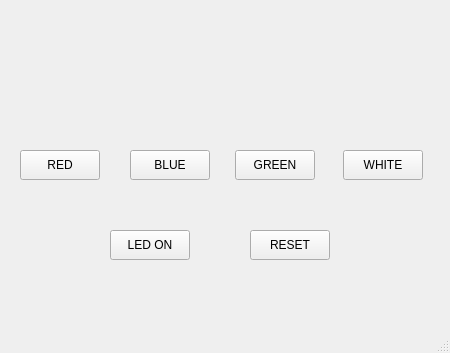
First picture: the form in day07/test01.ui, repository hyeily0627/Basic-openHardware-RPi-2024, before the edit.
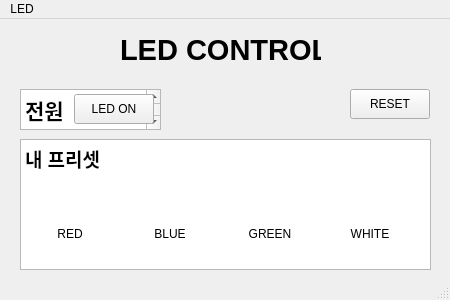
Second picture: the form after the edit. Icons and pictures are not drawn.

```diff
--- a/day07/test01.ui
+++ b/day07/test01.ui
@@ -7,7 +7,7 @@
     <x>0</x>
     <y>0</y>
     <width>450</width>
-    <height>353</height>
+    <height>300</height>
    </rect>
   </property>
   <property name="windowTitle">
@@ -17,8 +17,8 @@
    <widget class="QPushButton" name="Btn_ON">
     <property name="geometry">
      <rect>
-      <x>110</x>
-      <y>230</y>
+      <x>74</x>
+      <y>75</y>
       <width>80</width>
       <height>30</height>
      </rect>
@@ -30,8 +30,8 @@
    <widget class="QPushButton" name="Btn_OFF">
     <property name="geometry">
      <rect>
-      <x>250</x>
-      <y>230</y>
+      <x>350</x>
+      <y>70</y>
       <width>80</width>
       <height>30</height>
      </rect>
@@ -43,8 +43,8 @@
    <widget class="QPushButton" name="Btn_RED">
     <property name="geometry">
      <rect>
-      <x>20</x>
-      <y>150</y>
+      <x>30</x>
+      <y>200</y>
       <width>80</width>
       <height>30</height>
      </rect>
@@ -52,12 +52,15 @@
     <property name="text">
      <string>RED</string>
     </property>
+    <property name="flat">
+     <bool>true</bool>
+    </property>
    </widget>
    <widget class="QPushButton" name="Btn_BLUE">
     <property name="geometry">
      <rect>
       <x>130</x>
-      <y>150</y>
+      <y>200</y>
       <width>80</width>
       <height>30</height>
      </rect>
@@ -65,12 +68,15 @@
     <property name="text">
      <string>BLUE</string>
     </property>
+    <property name="flat">
+     <bool>true</bool>
+    </property>
    </widget>
    <widget class="QPushButton" name="Btn_GREEN">
     <property name="geometry">
      <rect>
-      <x>235</x>
-      <y>150</y>
+      <x>230</x>
+      <y>200</y>
       <width>80</width>
       <height>30</height>
      </rect>
@@ -78,12 +84,15 @@
     <property name="text">
      <string>GREEN</string>
     </property>
+    <property name="flat">
+     <bool>true</bool>
+    </property>
    </widget>
    <widget class="QPushButton" name="Btn_WHITE">
     <property name="geometry">
      <rect>
-      <x>343</x>
-      <y>150</y>
+      <x>330</x>
+      <y>200</y>
       <width>80</width>
       <height>30</height>
      </rect>
@@ -91,7 +100,156 @@
     <property name="text">
      <string>WHITE</string>
     </property>
+    <property name="flat">
+     <bool>true</bool>
+    </property>
    </widget>
+   <widget class="QLabel" name="label">
+    <property name="geometry">
+     <rect>
+      <x>120</x>
+      <y>10</y>
+      <width>201</width>
+      <height>41</height>
+     </rect>
+    </property>
+    <property name="font">
+     <font>
+      <pointsize>22</pointsize>
+      <weight>75</weight>
+      <bold>true</bold>
+     </font>
+    </property>
+    <property name="text">
+     <string>LED CONTROL</string>
+    </property>
+   </widget>
+   <widget class="QTextEdit" name="textEdit_2">
+    <property name="geometry">
+     <rect>
+      <x>20</x>
+      <y>120</y>
+      <width>411</width>
+      <height>131</height>
+     </rect>
+    </property>
+    <property name="html">
+     <string>&lt;!DOCTYPE HTML PUBLIC &quot;-//W3C//DTD HTML 4.0//EN&quot; &quot;http://www.w3.org/TR/REC-html40/strict.dtd&quot;&gt;
+&lt;html&gt;&lt;head&gt;&lt;meta name=&quot;qrichtext&quot; content=&quot;1&quot; /&gt;&lt;style type=&quot;text/css&quot;&gt;
+p, li { white-space: pre-wrap; }
+&lt;/style&gt;&lt;/head&gt;&lt;body style=&quot; font-family:'PibotoLt'; font-size:12pt; font-weight:400; font-style:normal;&quot;&gt;
+&lt;p style=&quot; margin-top:0px; margin-bottom:0px; margin-left:0px; margin-right:0px; -qt-block-indent:0; text-indent:0px;&quot;&gt;&lt;span style=&quot; font-size:14pt; font-weight:600;&quot;&gt;내 프리셋&lt;/span&gt;&lt;/p&gt;&lt;/body&gt;&lt;/html&gt;</string>
+    </property>
+   </widget>
+   <widget class="QTextEdit" name="textEdit">
+    <property name="geometry">
+     <rect>
+      <x>20</x>
+      <y>70</y>
+      <width>141</width>
+      <height>41</height>
+     </rect>
+    </property>
+    <property name="html">
+     <string>&lt;!DOCTYPE HTML PUBLIC &quot;-//W3C//DTD HTML 4.0//EN&quot; &quot;http://www.w3.org/TR/REC-html40/strict.dtd&quot;&gt;
+&lt;html&gt;&lt;head&gt;&lt;meta name=&quot;qrichtext&quot; content=&quot;1&quot; /&gt;&lt;style type=&quot;text/css&quot;&gt;
+p, li { white-space: pre-wrap; }
+&lt;/style&gt;&lt;/head&gt;&lt;body style=&quot; font-family:'PibotoLt'; font-size:12pt; font-weight:400; font-style:normal;&quot;&gt;
+&lt;p style=&quot; margin-top:0px; margin-bottom:0px; margin-left:0px; margin-right:0px; -qt-block-indent:0; text-indent:0px;&quot;&gt;&lt;span style=&quot; font-size:16pt; font-weight:600;&quot;&gt;전원&lt;/span&gt;&lt;/p&gt;&lt;/body&gt;&lt;/html&gt;</string>
+    </property>
+   </widget>
+   <widget class="QLabel" name="label_2">
+    <property name="geometry">
+     <rect>
+      <x>40</x>
+      <y>150</y>
+      <width>61</width>
+      <height>61</height>
+     </rect>
+    </property>
+    <property name="text">
+     <string/>
+    </property>
+    <property name="pixmap">
+     <pixmap>../../../../Downloads/circle.png</pixmap>
+    </property>
+    <property name="scaledContents">
+     <bool>true</bool>
+    </property>
+    <property name="margin">
+     <number>0</number>
+    </property>
+   </widget>
+   <widget class="QLabel" name="label_3">
+    <property name="geometry">
+     <rect>
+      <x>144</x>
+      <y>156</y>
+      <width>51</width>
+      <height>51</height>
+     </rect>
+    </property>
+    <property name="text">
+     <string/>
+    </property>
+    <property name="pixmap">
+     <pixmap>../../../../Downloads/record.png</pixmap>
+    </property>
+    <property name="scaledContents">
+     <bool>true</bool>
+    </property>
+   </widget>
+   <widget class="QLabel" name="label_4">
+    <property name="geometry">
+     <rect>
+      <x>240</x>
+      <y>150</y>
+      <width>61</width>
+      <height>61</height>
+     </rect>
+    </property>
+    <property name="text">
+     <string/>
+    </property>
+    <property name="pixmap">
+     <pixmap>../../../../Downloads/button.png</pixmap>
+    </property>
+    <property name="scaledContents">
+     <bool>true</bool>
+    </property>
+   </widget>
+   <widget class="QLabel" name="label_5">
+    <property name="geometry">
+     <rect>
+      <x>340</x>
+      <y>150</y>
+      <width>61</width>
+      <height>61</height>
+     </rect>
+    </property>
+    <property name="text">
+     <string/>
+    </property>
+    <property name="pixmap">
+     <pixmap>../../../../Downloads/round.png</pixmap>
+    </property>
+    <property name="scaledContents">
+     <bool>true</bool>
+    </property>
+   </widget>
+   <zorder>textEdit_2</zorder>
+   <zorder>Btn_OFF</zorder>
+   <zorder>Btn_RED</zorder>
+   <zorder>Btn_BLUE</zorder>
+   <zorder>Btn_GREEN</zorder>
+   <zorder>Btn_WHITE</zorder>
+   <zorder>label</zorder>
+   <zorder>textEdit</zorder>
+   <zorder>Btn_ON</zorder>
+   <zorder>label_2</zorder>
+   <zorder>label_3</zorder>
+   <zorder>label_4</zorder>
+   <zorder>label_5</zorder>
   </widget>
   <widget class="QMenuBar" name="menubar">
    <property name="geometry">
@@ -102,6 +260,12 @@
      <height>28</height>
     </rect>
    </property>
+   <widget class="QMenu" name="menuLED">
+    <property name="title">
+     <string>LED</string>
+    </property>
+   </widget>
+   <addaction name="menuLED"/>
   </widget>
   <widget class="QStatusBar" name="statusbar"/>
  </widget>
```
